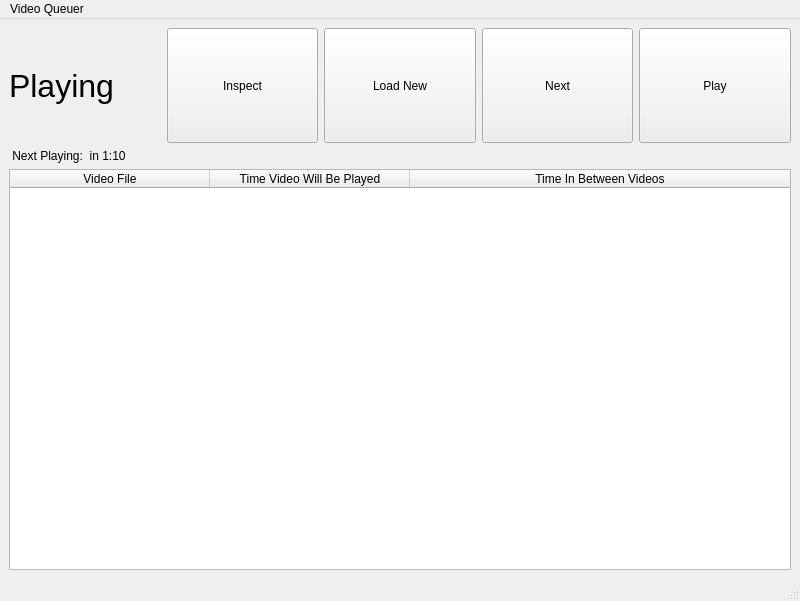
The window that video1.ui (coderkalyan/vst_project) describes before a commit, drawn with Qt 5.
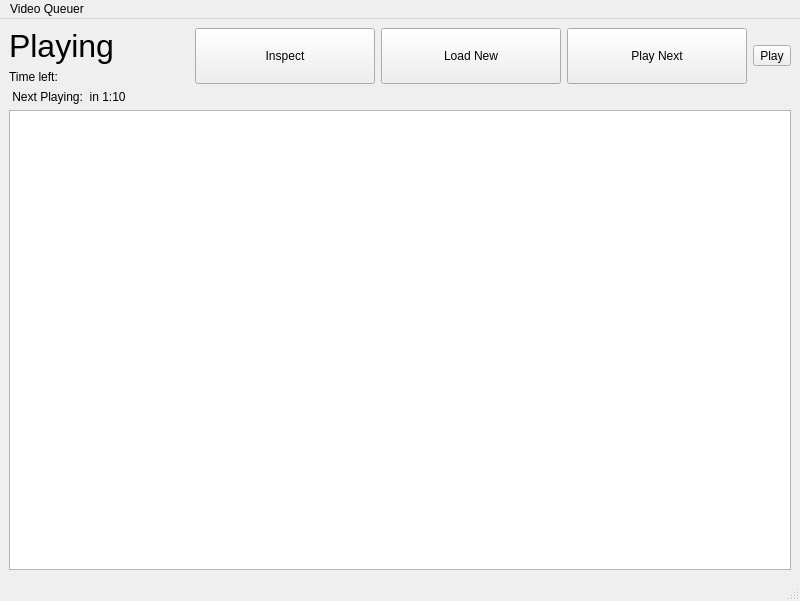
The same window after the commit. Icons and pictures are not drawn.

Commit message: (Kalyan) Changed QTableWidget to QTableView. Also cleaned up a little.

```diff
--- a/video1.ui
+++ b/video1.ui
@@ -17,23 +17,34 @@
    <string>Video Scheduling Utility by KVK</string>
   </property>
   <widget class="QWidget" name="centralwidget">
-   <layout class="QVBoxLayout" name="verticalLayout" stretch="2,0,0">
+   <layout class="QVBoxLayout" name="verticalLayout" stretch="0,0,1">
     <item>
      <layout class="QHBoxLayout" name="horizontalLayout">
       <item>
-       <widget class="QLabel" name="label_now_playing">
-        <property name="font">
-         <font>
-          <pointsize>24</pointsize>
-         </font>
-        </property>
-        <property name="text">
-         <string>Playing &lt;File Name&gt;</string>
-        </property>
-        <property name="textFormat">
-         <enum>Qt::AutoText</enum>
-        </property>
-       </widget>
+       <layout class="QVBoxLayout" name="verticalLayout_2">
+        <item>
+         <widget class="QLabel" name="label_now_playing">
+          <property name="font">
+           <font>
+            <pointsize>24</pointsize>
+           </font>
+          </property>
+          <property name="text">
+           <string>Playing &lt;File Name&gt;</string>
+          </property>
+          <property name="textFormat">
+           <enum>Qt::AutoText</enum>
+          </property>
+         </widget>
+        </item>
+        <item>
+         <widget class="QLabel" name="label">
+          <property name="text">
+           <string>Time left:</string>
+          </property>
+         </widget>
+        </item>
+       </layout>
       </item>
       <item>
        <widget class="QToolButton" name="inspector">
@@ -108,7 +119,7 @@
          </sizepolicy>
         </property>
         <property name="text">
-         <string>Next</string>
+         <string>Play Next</string>
         </property>
         <property name="icon">
          <iconset>
@@ -127,12 +138,6 @@
       </item>
       <item>
        <widget class="QToolButton" name="start">
-        <property name="sizePolicy">
-         <sizepolicy hsizetype="Minimum" vsizetype="Minimum">
-          <horstretch>0</horstretch>
-          <verstretch>0</verstretch>
-         </sizepolicy>
-        </property>
         <property name="text">
          <string>Play</string>
         </property>
@@ -140,15 +145,6 @@
          <iconset>
           <normaloff>media-playback-start.svg</normaloff>media-playback-start.svg</iconset>
         </property>
-        <property name="iconSize">
-         <size>
-          <width>64</width>
-          <height>64</height>
-         </size>
-        </property>
-        <property name="toolButtonStyle">
-         <enum>Qt::ToolButtonTextUnderIcon</enum>
-        </property>
        </widget>
       </item>
      </layout>
@@ -164,128 +160,7 @@
      </widget>
     </item>
     <item>
-     <widget class="QTableWidget" name="table_videos">
-      <property name="sizePolicy">
-       <sizepolicy hsizetype="Expanding" vsizetype="Expanding">
-        <horstretch>3</horstretch>
-        <verstretch>7</verstretch>
-       </sizepolicy>
-      </property>
-      <property name="minimumSize">
-       <size>
-        <width>100</width>
-        <height>100</height>
-       </size>
-      </property>
-      <property name="focusPolicy">
-       <enum>Qt::ClickFocus</enum>
-      </property>
-      <property name="toolTip">
-       <string>&lt;html&gt;&lt;head/&gt;&lt;body&gt;&lt;p&gt;&lt;br/&gt;&lt;/p&gt;&lt;/body&gt;&lt;/html&gt;</string>
-      </property>
-      <property name="styleSheet">
-       <string notr="true">view-&gt;horizontalHeader()-&gt;setResizeMode(QHeaderView::Stretch)</string>
-      </property>
-      <property name="frameShape">
-       <enum>QFrame::StyledPanel</enum>
-      </property>
-      <property name="frameShadow">
-       <enum>QFrame::Plain</enum>
-      </property>
-      <property name="showDropIndicator" stdset="0">
-       <bool>true</bool>
-      </property>
-      <property name="dragEnabled">
-       <bool>true</bool>
-      </property>
-      <property name="dragDropOverwriteMode">
-       <bool>false</bool>
-      </property>
-      <property name="dragDropMode">
-       <enum>QAbstractItemView::InternalMove</enum>
-      </property>
-      <property name="defaultDropAction">
-       <enum>Qt::TargetMoveAction</enum>
-      </property>
-      <property name="selectionMode">
-       <enum>QAbstractItemView::ExtendedSelection</enum>
-      </property>
-      <property name="selectionBehavior">
-       <enum>QAbstractItemView::SelectRows</enum>
-      </property>
-      <property name="showGrid">
-       <bool>true</bool>
-      </property>
-      <property name="sortingEnabled">
-       <bool>false</bool>
-      </property>
-      <property name="cornerButtonEnabled">
-       <bool>true</bool>
-      </property>
-      <property name="rowCount">
-       <number>0</number>
-      </property>
-      <property name="columnCount">
-       <number>3</number>
-      </property>
-      <attribute name="horizontalHeaderVisible">
-       <bool>true</bool>
-      </attribute>
-      <attribute name="horizontalHeaderCascadingSectionResizes">
-       <bool>true</bool>
-      </attribute>
-      <attribute name="horizontalHeaderDefaultSectionSize">
-       <number>200</number>
-      </attribute>
-      <attribute name="horizontalHeaderHighlightSections">
-       <bool>false</bool>
-      </attribute>
-      <attribute name="horizontalHeaderStretchLastSection">
-       <bool>true</bool>
-      </attribute>
-      <attribute name="verticalHeaderVisible">
-       <bool>true</bool>
-      </attribute>
-      <attribute name="verticalHeaderHighlightSections">
-       <bool>true</bool>
-      </attribute>
-      <attribute name="verticalHeaderStretchLastSection">
-       <bool>false</bool>
-      </attribute>
-      <column>
-       <property name="text">
-        <string>Video File</string>
-       </property>
-       <property name="toolTip">
-        <string>Video file to be played</string>
-       </property>
-       <property name="whatsThis">
-        <string extracomment="The video file to play."/>
-       </property>
-      </column>
-      <column>
-       <property name="text">
-        <string>Time Video Will Be Played</string>
-       </property>
-       <property name="toolTip">
-        <string>Time video will be played. Ex: 8:35:20</string>
-       </property>
-       <property name="whatsThis">
-        <string extracomment="Absolute time that the video will play."/>
-       </property>
-      </column>
-      <column>
-       <property name="text">
-        <string>Time In Between Videos</string>
-       </property>
-       <property name="toolTip">
-        <string>Leave blank for infinite delay</string>
-       </property>
-       <property name="whatsThis">
-        <string extracomment="Time the video will play relative to starting time"/>
-       </property>
-      </column>
-     </widget>
+     <widget class="QTableView" name="table_videos"/>
     </item>
    </layout>
   </widget>
```
Left out of the diff: 4 changed lines with no effect on the pictures. The commit also changes 8 other files.
